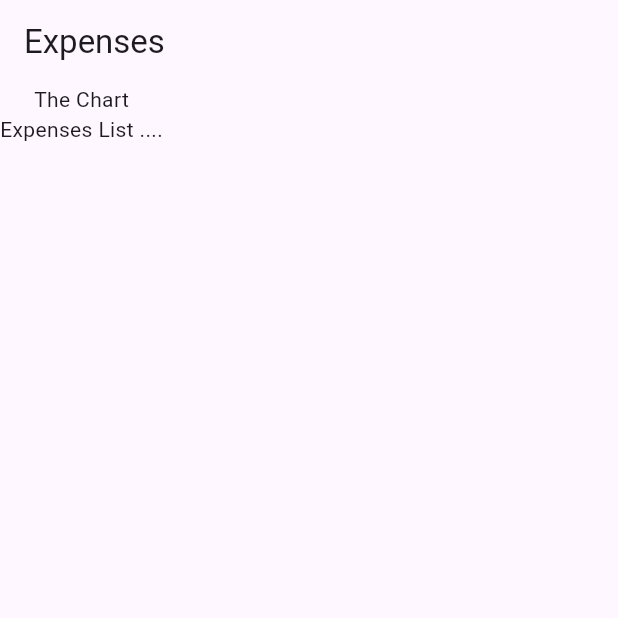
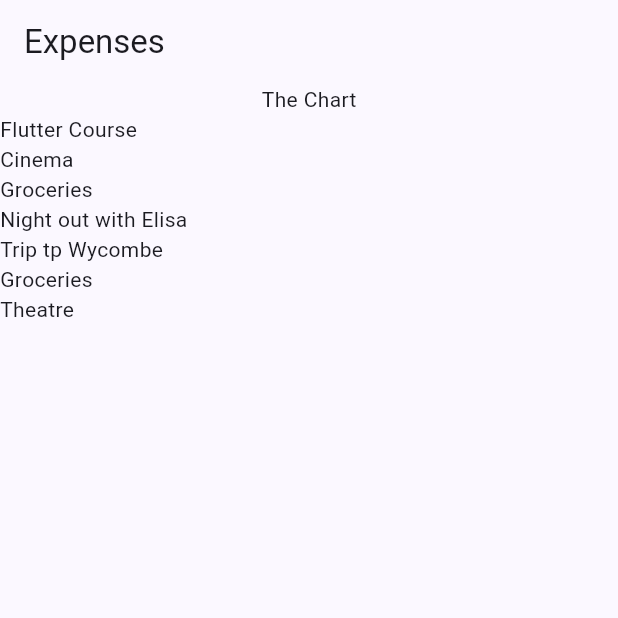
Before and after one commit to emagnu/expense_tracker, a Flutter app: the screen it shows after launch, on a phone screen of 412 x 824 dp, the top half of it. Run offline on Flutter 3.47's test engine with Material 3 defaults, Android fonts, the phone set to English and light mode, and no system bars.

Commit message:
101. Efficiently Rendering Long Lists with ListView + 102. Using Lists Inside Of Lists - Also moved the list of epenses to lib/data/registerd_expenses.dart

```diff
--- /dev/null
+++ b/lib/data/registered_expenses.dart
@@ -0,0 +1,55 @@
+//   //
+//   //
+//  Import LIBRARIES
+//  Import FILES
+import '../models/expense.dart';
+//  PARTS
+//  PROVIDERS
+
+///
+
+// final List<Expense> _registeredExpenses = [
+final List<Expense> registeredExpenses = [
+  Expense(
+    title: 'Flutter Course',
+    amount: 19.99,
+    date: DateTime.now(),
+    category: Category.work,
+  ),
+  Expense(
+    title: 'Cinema',
+    amount: 15.69,
+    date: DateTime.now(),
+    category: Category.leisure,
+  ),
+  Expense(
+    title: 'Groceries',
+    amount: 49.80,
+    date: DateTime.now(),
+    category: Category.food,
+  ),
+  Expense(
+    title: 'Night out with Elisa',
+    amount: 90.00,
+    date: DateTime.now(),
+    category: Category.leisure,
+  ),
+  Expense(
+    title: 'Trip tp Wycombe',
+    amount: 49.80,
+    date: DateTime.now(),
+    category: Category.travel,
+  ),
+  Expense(
+    title: 'Groceries',
+    amount: 22.50,
+    date: DateTime.now(),
+    category: Category.food,
+  ),
+  Expense(
+    title: 'Theatre',
+    amount: 60.50,
+    date: DateTime.now(),
+    category: Category.leisure,
+  ),
+];
--- a/lib/expenses.dart
+++ b/lib/expenses.dart
@@ -2,7 +2,9 @@
 //  Import LIBRARIES
 import 'package:flutter/material.dart';
 //  Import FILES
+import 'data/registered_expenses.dart';
 import 'models/expense.dart';
+import 'widgets/expenses_list.dart';
 //  PARTS
 //  PROVIDERS
 
@@ -16,50 +18,50 @@ class Expenses extends StatefulWidget {
 }
 
 class _ExpensesState extends State<Expenses> {
-  final List<Expense> _registeredExpenses = [
-    Expense(
-      title: 'Flutter Course',
-      amount: 19.99,
-      date: DateTime.now(),
-      category: Category.work,
-    ),
-    Expense(
-      title: 'Cinema',
-      amount: 15.69,
-      date: DateTime.now(),
-      category: Category.leisure,
-    ),
-    Expense(
-      title: 'Groceries',
-      amount: 49.80,
-      date: DateTime.now(),
-      category: Category.food,
-    ),
-    Expense(
-      title: 'Night out with Elisa',
-      amount: 90.00,
-      date: DateTime.now(),
-      category: Category.leisure,
-    ),
-    Expense(
-      title: 'Trip tp Wycombe',
-      amount: 49.80,
-      date: DateTime.now(),
-      category: Category.travel,
-    ),
-    Expense(
-      title: 'Groceries',
-      amount: 22.50,
-      date: DateTime.now(),
-      category: Category.food,
-    ),
-    Expense(
-      title: 'Theatre',
-      amount: 60.50,
-      date: DateTime.now(),
-      category: Category.leisure,
-    ),
-  ];
+//   final List<Expense> _registeredExpenses = [
+//     Expense(
+//       title: 'Flutter Course',
+//       amount: 19.99,
+//       date: DateTime.now(),
+//       category: Category.work,
+//     ),
+//     Expense(
+//       title: 'Cinema',
+//       amount: 15.69,
+//       date: DateTime.now(),
+//       category: Category.leisure,
+//     ),
+//     Expense(
+//       title: 'Groceries',
+//       amount: 49.80,
+//       date: DateTime.now(),
+//       category: Category.food,
+//     ),
+//     Expense(
+//       title: 'Night out with Elisa',
+//       amount: 90.00,
+//       date: DateTime.now(),
+//       category: Category.leisure,
+//     ),
+//     Expense(
+//       title: 'Trip tp Wycombe',
+//       amount: 49.80,
+//       date: DateTime.now(),
+//       category: Category.travel,
+//     ),
+//     Expense(
+//       title: 'Groceries',
+//       amount: 22.50,
+//       date: DateTime.now(),
+//       category: Category.food,
+//     ),
+//     Expense(
+//       title: 'Theatre',
+//       amount: 60.50,
+//       date: DateTime.now(),
+//       category: Category.leisure,
+//     ),
+//   ];
 
   @override
   Widget build(BuildContext context) {
@@ -67,8 +69,13 @@ class _ExpensesState extends State<Expenses> {
       appBar: AppBar(
         title: const Text('Expenses'),
       ),
-      body: const Column(
-        children: <Widget>[Text('The Chart'), Text('Expenses List ....')],
+      body: Column(
+        children: <Widget>[
+          const Text('The Chart'),
+          // Text('Expenses List ....'),
+          // Expanded(child: ExpensesList(expenses: _registeredExpenses)),
+          Expanded(child: ExpensesList(expenses: registeredExpenses)),
+        ],
       ),
     );
   }
--- a/lib/main.dart
+++ b/lib/main.dart
@@ -17,9 +17,10 @@ class MyApp extends StatelessWidget {
   @override
   Widget build(BuildContext context) {
     return MaterialApp(
-      title: 'Flutter Demo',
+      title: 'Expense Tracker App',
+      debugShowCheckedModeBanner: false,
       theme: ThemeData(
-        colorScheme: ColorScheme.fromSeed(seedColor: Colors.deepPurple),
+        colorScheme: ColorScheme.fromSeed(seedColor: Colors.indigo),
         useMaterial3: true,
       ),
       home: const Expenses(),
--- /dev/null
+++ b/lib/widgets/expenses_list.dart
@@ -0,0 +1,25 @@
+//   //
+//  Import LIBRARIES
+import 'package:flutter/material.dart';
+//  PARTS
+import '../models/expense.dart';
+//  Import FILES
+//  PROVIDERS
+
+///
+
+class ExpensesList extends StatelessWidget {
+  final List<Expense> expenses;
+
+  const ExpensesList({super.key, required this.expenses});
+
+  @override
+  Widget build(BuildContext context) {
+    return Container(
+      child: ListView.builder(
+          itemCount: expenses.length,
+          // itemBuilder: (context, index) => ExpenseListItem(expense: expenses[index],),
+          itemBuilder: (context, index) => Text(expenses[index].title)),
+    );
+  }
+}
```
